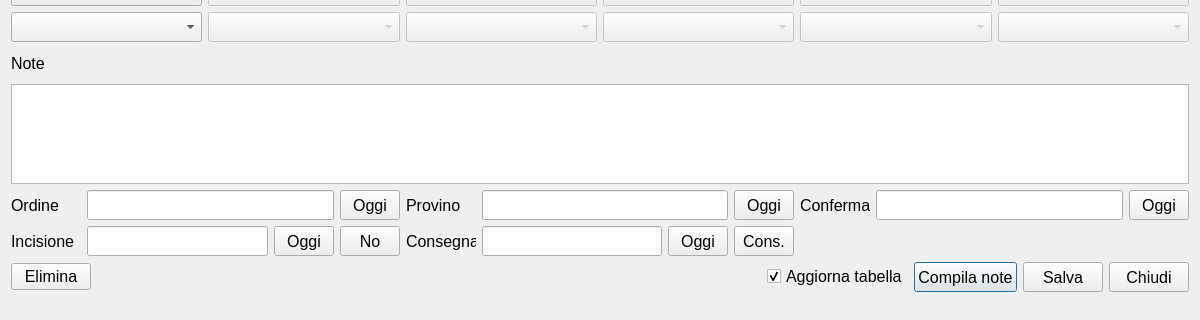
The window that Tomb.ui (LuigiCaradonna/funeraria) describes before a commit, drawn with Qt 5; both pictures show x 0 to 1200 and y 370 to 690 of the 1200 by 690 pixel window.
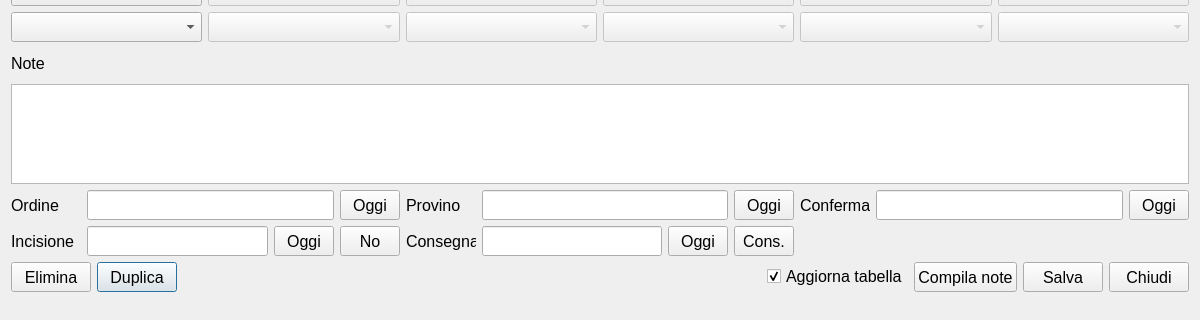
The same window after the commit.

Commit message: Added a button to duplicate a tomb

Diff of the .ui file:
```diff
--- a/Tomb.ui
+++ b/Tomb.ui
@@ -2277,6 +2277,12 @@
       <layout class="QHBoxLayout" name="Buttons">
        <item>
         <widget class="QPushButton" name="btnDelete">
+         <property name="minimumSize">
+          <size>
+           <width>0</width>
+           <height>30</height>
+          </size>
+         </property>
          <property name="font">
           <font>
            <pointsize>12</pointsize>
@@ -2290,6 +2296,19 @@
          </property>
         </widget>
        </item>
+       <item>
+        <widget class="QPushButton" name="btnDuplicate">
+         <property name="minimumSize">
+          <size>
+           <width>0</width>
+           <height>30</height>
+          </size>
+         </property>
+         <property name="text">
+          <string>Duplica</string>
+         </property>
+        </widget>
+       </item>
        <item>
         <spacer name="horizontalSpacer_5">
          <property name="orientation">
@@ -2321,6 +2340,12 @@
            <height>30</height>
           </size>
          </property>
+         <property name="maximumSize">
+          <size>
+           <width>16777215</width>
+           <height>30</height>
+          </size>
+         </property>
          <property name="text">
           <string>Compila note</string>
          </property>
```
The commit also changes 2 other files.
